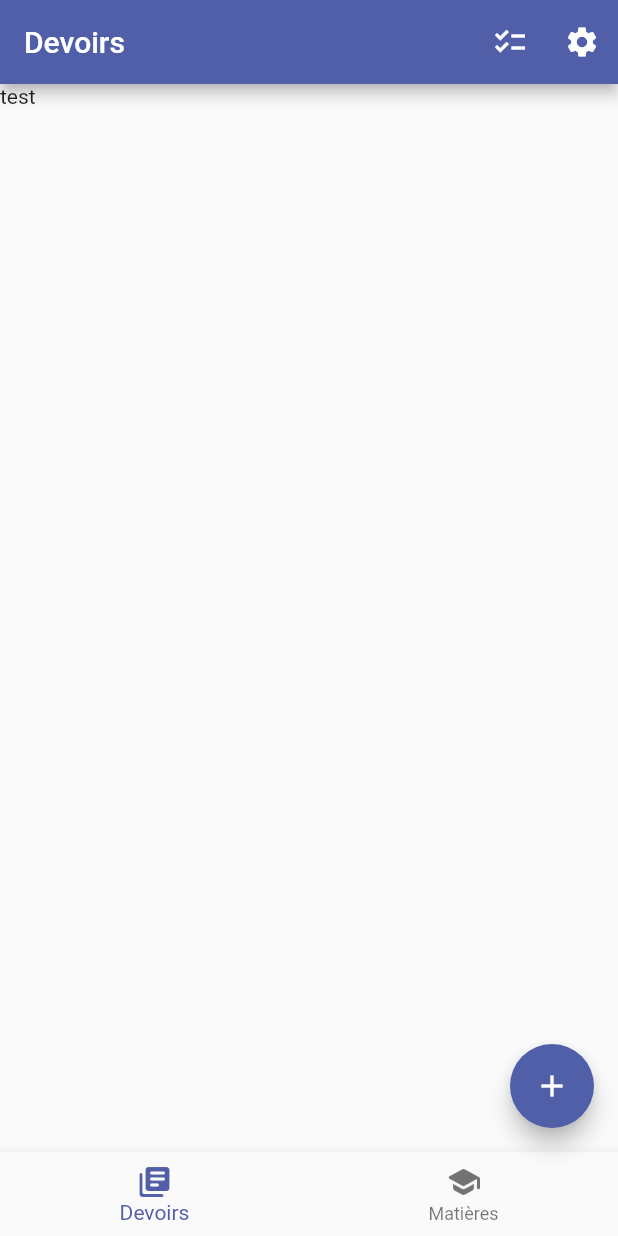
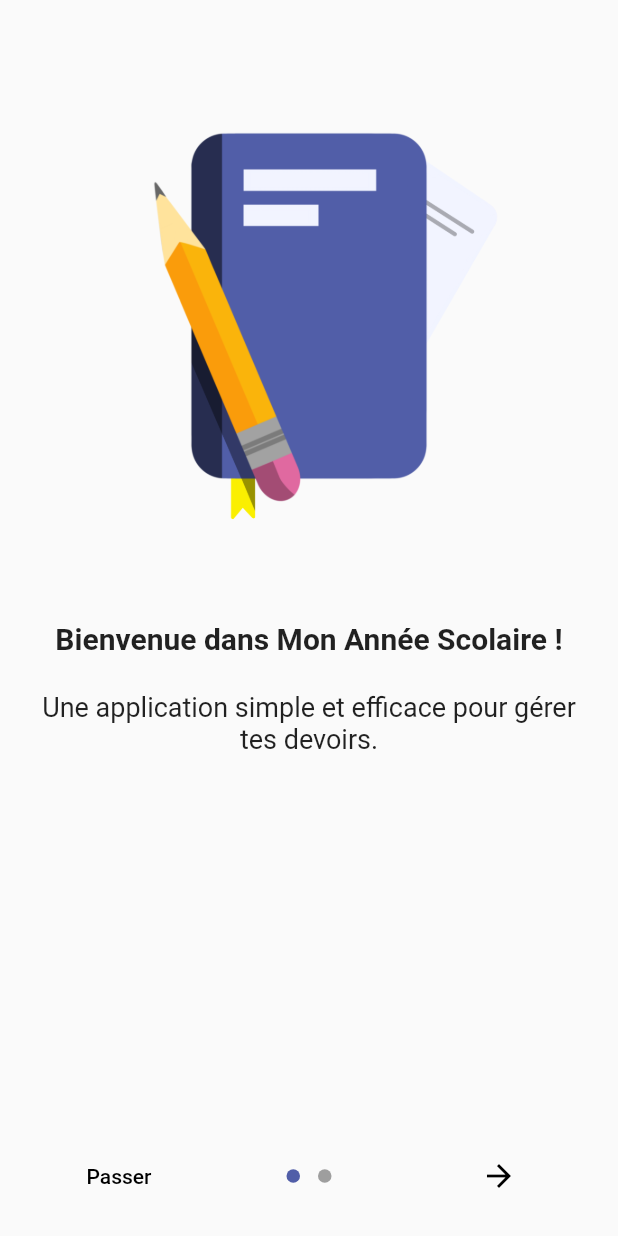
Before and after one commit to alessandrolapizza/tm_college_app, a Flutter app: the screen it shows after launch, on a phone screen of 412 x 824 dp. Run offline on Flutter 3.47's test engine with Material 2 defaults, Android fonts, the phone set to English and light mode, and no system bars; drawn by our look-alikes of introduction_screen; our stand-ins replace flutter_local_notifications, flutter_native_timezone, settings_ui, shared_preferences, sqflite, sticky_headers and 1 more; missing offline and left inert: flutter_iconpicker, flutter_material_color_picker, notification_permissions, sortedmap; accounts and stored records are empty.

Commit message:
créé première version d'écran d'introduction

```diff
--- a/lib/models/notifications.dart
+++ b/lib/models/notifications.dart
@@ -1,24 +1,28 @@
 import 'package:flutter_local_notifications/flutter_local_notifications.dart';
+import 'package:shared_preferences/shared_preferences.dart';
 import "package:timezone/timezone.dart" as tz;
 import "package:timezone/data/latest.dart" as tz;
 import 'package:flutter_native_timezone/flutter_native_timezone.dart';
 import "package:intl/intl.dart";
+import "package:flutter/foundation.dart";
 
 class Notifications {
-  static bool notificationsPermissionGranted;
+  final SharedPreferences sharedPreferences;
 
-  FlutterLocalNotificationsPlugin flutterLocalNotificationsPlugin =
+  Notifications({@required this.sharedPreferences});
+
+  final FlutterLocalNotificationsPlugin flutterLocalNotificationsPlugin =
       FlutterLocalNotificationsPlugin();
 
   Future<void> initializePlugin() async {
     const AndroidInitializationSettings initializationSettingsAndroid =
-        AndroidInitializationSettings("app.icon");
+        AndroidInitializationSettings("icon");
 
     final IOSInitializationSettings initializationSettingsIOS =
         IOSInitializationSettings(
-      requestAlertPermission: true,
-      requestBadgePermission: true,
-      requestSoundPermission: true,
+      requestAlertPermission: false,
+      requestBadgePermission: false,
+      requestSoundPermission: false,
       onDidReceiveLocalNotification: (test, test2, test3, test4) {
         return;
       },
@@ -30,10 +34,7 @@ class Notifications {
       iOS: initializationSettingsIOS,
     );
 
-    notificationsPermissionGranted = await flutterLocalNotificationsPlugin
-        .initialize(initializationSettings);
-
-    print(notificationsPermissionGranted.toString());
+    await flutterLocalNotificationsPlugin.initialize(initializationSettings);
   }
 
   Future<void> configureLocalTimeZone() async {
@@ -69,7 +70,7 @@ class Notifications {
             homeworkSubjectName,
             "Devoir à faire pour le ${DateFormat("EEEE d MMMM").format(homeworkDueDate)}.",
             tz.TZDateTime.local(scheduleDate.year, scheduleDate.month,
-                scheduleDate.day, 20, 14, 40),
+                scheduleDate.day, 18, 45, 30),
             const NotificationDetails(
               android: AndroidNotificationDetails('0', 'Devoirs',
                   'Envoie les notifications relatives au temps.'),
--- a/lib/widgets/app.dart
+++ b/lib/widgets/app.dart
@@ -1,10 +1,12 @@
 import "package:flutter/material.dart";
 import "package:flutter_localizations/flutter_localizations.dart";
+import 'package:shared_preferences/shared_preferences.dart';
 import 'package:tm_college_app/models/notifications.dart';
 
 import 'package:tm_college_app/widgets/edit_homework_screen.dart';
 import 'package:tm_college_app/widgets/create_subject_screen.dart';
 import 'package:tm_college_app/widgets/done_homeworks_screen.dart';
+import 'package:tm_college_app/widgets/one_time_introduction_screen.dart';
 import 'package:tm_college_app/widgets/view_homework_screen.dart';
 import 'package:tm_college_app/widgets/settings_screen.dart';
 import 'home_screen.dart';
@@ -15,10 +17,13 @@ import "./page_visualiser_matiere.dart";
 class App extends StatelessWidget {
   final BaseDeDonnees database;
 
+  final SharedPreferences sharedPreferences;
+
   final Notifications notifications;
 
   App({
     @required this.database,
+    @required this.sharedPreferences,
     @required this.notifications,
   });
 
@@ -54,14 +59,19 @@ class App extends StatelessWidget {
       supportedLocales: [
         defaultLocale,
       ],
-      title: "TM_COLLEGE_APP", //Provisoire
+      title: "Mon année Scolaire", //Provisoire
       initialRoute: "/",
       routes: {
-        "/": (_) => HomeScreen(database),
+        "/": (_) => sharedPreferences.getBool("introductionSeen") ?? false
+            ? HomeScreen(database)
+            : OneTimeIntroductionScreen(
+                notifications: notifications,
+                sharedPreferences: sharedPreferences,
+              ),
         "/create_subject_screen": (_) => CreateSubjectScreen(database),
         "/edit_homework_screen": (_) => EditHomeworkScreen(
+              notifications: notifications,
               db: database,
-              notifications: notifications,
             ),
         "/page_visualiser_matiere": (_) => PageVisualiserMatiere(),
         "/view_homework_screen": (_) => ViewHomeworkScreen(db: database),
--- a/lib/widgets/main.dart
+++ b/lib/widgets/main.dart
@@ -4,6 +4,7 @@ import 'package:tm_college_app/models/notifications.dart';
 import "./app.dart";
 import '../models/base_de_donnees.dart';
 import "package:flutter/services.dart";
+import "package:shared_preferences/shared_preferences.dart";
 
 void main() async {
   WidgetsFlutterBinding.ensureInitialized();
@@ -20,7 +21,9 @@ void main() async {
     ],
   );
 
-  Notifications notifications = Notifications();
+  SharedPreferences prefs = await SharedPreferences.getInstance();
+
+  Notifications notifications = Notifications(sharedPreferences: prefs);
 
   await notifications.configureLocalTimeZone();
 
@@ -29,6 +32,7 @@ void main() async {
   runApp(
     App(
       database: database,
+      sharedPreferences: prefs,
       notifications: notifications,
     ),
   );
--- /dev/null
+++ b/lib/widgets/one_time_introduction_screen.dart
@@ -0,0 +1,62 @@
+import "package:flutter/material.dart";
+import 'package:introduction_screen/introduction_screen.dart';
+import 'package:shared_preferences/shared_preferences.dart';
+import 'package:tm_college_app/models/notifications.dart';
+import 'package:tm_college_app/widgets/notifications_setting_tile.dart';
+
+class OneTimeIntroductionScreen extends StatelessWidget {
+  final Notifications notifications;
+
+  final SharedPreferences sharedPreferences;
+
+  OneTimeIntroductionScreen({
+    @required this.notifications,
+    @required this.sharedPreferences,
+  });
+
+  @override
+  Widget build(BuildContext context) {
+    return IntroductionScreen(
+      color: Colors.black,
+      done: Text(
+        "Done",
+        style: TextStyle(fontWeight: FontWeight.w600),
+      ),
+      onDone: () {},
+      showNextButton: true,
+      next: Icon(Icons.arrow_forward),
+      showSkipButton: true,
+      skip: Text("Passer"),
+      dotsDecorator: DotsDecorator(
+        color: Colors.grey,
+        activeColor: Theme.of(context).primaryColor,
+      ),
+      pages: [
+        PageViewModel(
+          title: "Bienvenue dans Mon Année Scolaire !",
+          image: Padding(
+            padding: EdgeInsets.only(top: 50),
+            child: Image.asset(
+              'assets/images/transparent_icon.png',
+            ),
+          ),
+          body: "Une application simple et efficace pour gérer tes devoirs.",
+        ),
+        PageViewModel(
+          title: "Activer les notifications ?",
+          image: Icon(
+            Icons.notifications,
+            size: 100,
+          ),
+          body:
+              "Les notifications permettent à l'application de te rappeler tes devoirs aux heures qui te conviennent. Elles sont désactivables et customisables à tout moments dans les paramètres de l'application.",
+          useScrollView: false,
+          footer: NotificationsSettingTile(
+            sharedPreferences: sharedPreferences,
+            notifications: notifications,
+          ),
+        ),
+      ],
+    );
+  }
+}
--- a/lib/widgets/settings_body.dart
+++ b/lib/widgets/settings_body.dart
@@ -1,6 +1,5 @@
 import "package:flutter/material.dart";
 import 'package:settings_ui/settings_ui.dart';
-import 'package:tm_college_app/models/notifications.dart';
 import "package:flutter_local_notifications/flutter_local_notifications.dart";
 
 class SettingsBody extends StatefulWidget {
@@ -22,7 +21,7 @@ class _SettingsBodyState extends State<SettingsBody> {
             SettingsTile.switchTile(
               title: 'Utiliser les notifications',
               leading: Icon(Icons.notifications),
-              switchValue: Notifications.notificationsPermissionGranted,
+              switchValue: true,
               onToggle: (bool value) {
                 setState(() => test = value);
               },
--- a/pubspec.yaml
+++ b/pubspec.yaml
@@ -39,6 +39,7 @@ dependencies:
   flutter_native_timezone: ^2.0.0
   introduction_screen: ^2.1.0
   shared_preferences: ^2.0.6
+  notification_permissions: ^0.5.0
 
   # The following adds the Cupertino Icons font to your application.
   # Use with the CupertinoIcons class for iOS style icons.
@@ -46,6 +47,8 @@ dependencies:
 
 # The following section is specific to Flutter.
 flutter:
+  assets:
+    - assets/images/
 
   # The following line ensures that the Material Icons font is
   # included with your application, so that you can use the icons in
```
Also changed, not shown: lib/widgets/notifications_setting_tile.dart (added, +126 -0 lines), assets/images/icon.png (added), assets/images/transparent_icon.png (added), lib/widgets/introduction_screen.dart (deleted), pubspec.lock, 2 other files.
